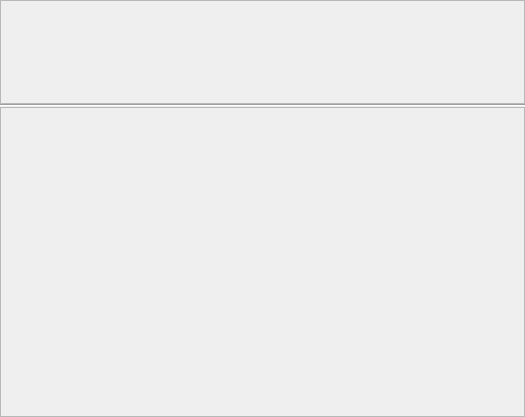
Above: contact/ContactInfoWidget.ui from HcashOrg/hx-indicator before the change. Below: the same form after it.
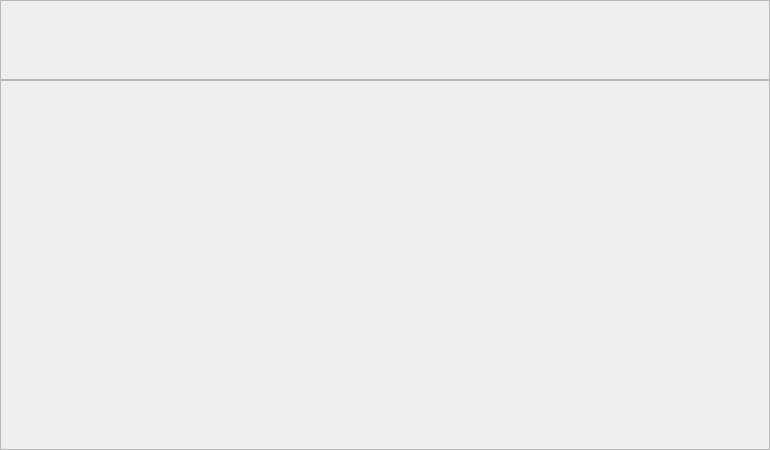
That is the form after the change.

Patch:
```diff
--- a/contact/ContactInfoWidget.ui
+++ b/contact/ContactInfoWidget.ui
@@ -6,14 +6,14 @@
    <rect>
     <x>0</x>
     <y>0</y>
-    <width>525</width>
-    <height>417</height>
+    <width>770</width>
+    <height>450</height>
    </rect>
   </property>
   <property name="windowTitle">
    <string>Form</string>
   </property>
-  <layout class="QVBoxLayout" name="verticalLayout" stretch="1,1,3">
+  <layout class="QVBoxLayout" name="verticalLayout" stretch="1,3">
    <property name="spacing">
     <number>0</number>
    </property>
@@ -31,6 +31,18 @@
    </property>
    <item>
     <widget class="QScrollArea" name="scrollArea_top">
+     <property name="minimumSize">
+      <size>
+       <width>770</width>
+       <height>80</height>
+      </size>
+     </property>
+     <property name="maximumSize">
+      <size>
+       <width>770</width>
+       <height>80</height>
+      </size>
+     </property>
      <property name="widgetResizable">
       <bool>true</bool>
      </property>
@@ -39,20 +51,13 @@
        <rect>
         <x>0</x>
         <y>0</y>
-        <width>523</width>
-        <height>102</height>
+        <width>768</width>
+        <height>78</height>
        </rect>
       </property>
      </widget>
     </widget>
    </item>
-   <item>
-    <widget class="Line" name="line">
-     <property name="orientation">
-      <enum>Qt::Horizontal</enum>
-     </property>
-    </widget>
-   </item>
    <item>
     <widget class="QScrollArea" name="scrollArea_bottom">
      <property name="widgetResizable">
@@ -63,8 +68,8 @@
        <rect>
         <x>0</x>
         <y>0</y>
-        <width>523</width>
-        <height>308</height>
+        <width>768</width>
+        <height>368</height>
        </rect>
       </property>
      </widget>
```
